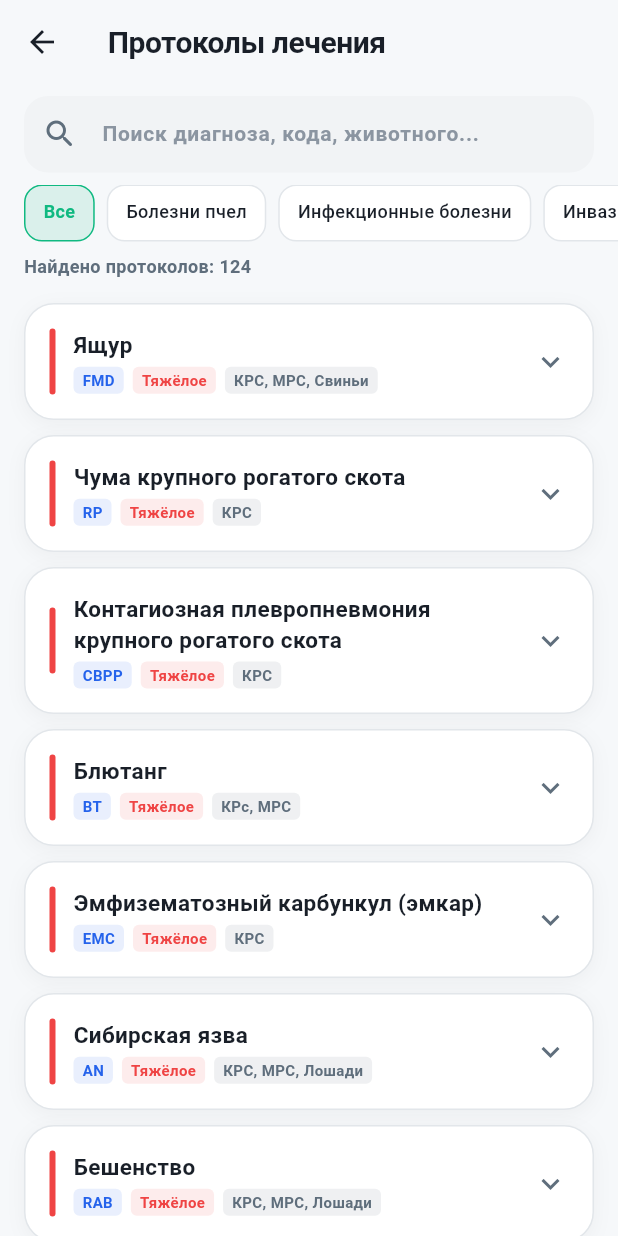
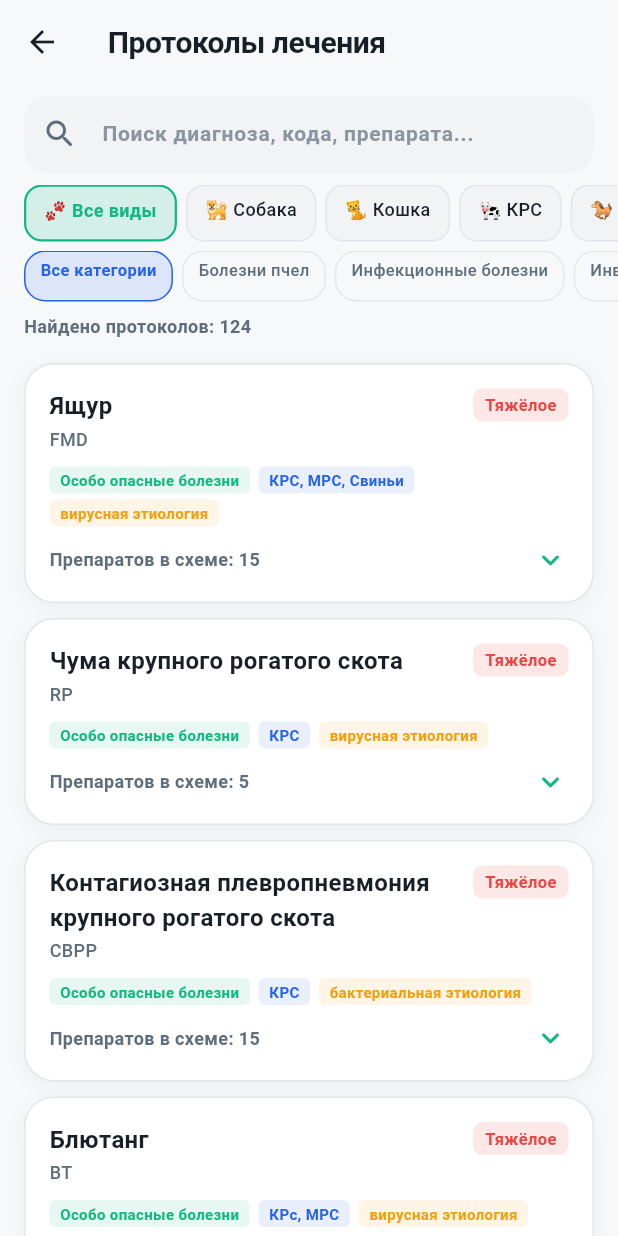
Before and after one commit to shray77/vetvoice, a Flutter app: the screen it shows after launch, after a tap on "Протоколы", on a phone screen of 412 x 824 dp. Run offline on Flutter 3.47's test engine with Material 3 defaults, Android fonts, the phone set to English and light mode, and no system bars; our stand-ins replace flutter_tts, pdf, printing, share_plus, shared_preferences, speech_to_text; network calls fail; statements that could not run were skipped.

Commit message:
fix: keep JNA/Vosk classes in ProGuard, make ThemeService singleton, auto-preselect animal in protocols, and clarify dosage range

```diff
--- a/lib/screens/treatment_protocols_screen.dart
+++ b/lib/screens/treatment_protocols_screen.dart
@@ -130,10 +130,26 @@ class _TreatmentProtocolsScreenState extends State<TreatmentProtocolsScreen> {
   bool _isLoading = true;
   final TextEditingController _searchController = TextEditingController();
   String? _selectedCategory;
+  String? _selectedSpecies;
+
+  static const List<(String, String)> _allSpeciesList = [
+    ('Собака', '🐕'),
+    ('Кошка', '🐈'),
+    ('КРС', '🐄'),
+    ('Лошадь', '🐎'),
+    ('Свиньи', '🐖'),
+    ('МРС', '🐑'),
+    ('Птица', '🦜'),
+    ('Грызуны', '🐹'),
+  ];
 
   @override
   void initState() {
     super.initState();
+    final curAnimal = widget.vetProvider.selectedAnimal?.name;
+    if (curAnimal != null && curAnimal.isNotEmpty) {
+      _selectedSpecies = curAnimal;
+    }
     _loadProtocols();
   }
 
@@ -146,7 +162,7 @@ class _TreatmentProtocolsScreenState extends State<TreatmentProtocolsScreen> {
       _allProtocols = list
           .map((p) => TreatmentProtocol.fromJson(p as Map<String, dynamic>))
           .toList();
-      _filtered = _allProtocols;
+      _applyFilters();
     } catch (e) {
       debugPrint('TreatmentProtocols load error: $e');
     }
@@ -169,6 +185,14 @@ class _TreatmentProtocolsScreenState extends State<TreatmentProtocolsScreen> {
       _filtered = _allProtocols.where((p) {
         if (_selectedCategory != null && p.category != _selectedCategory) {
           return false;
+        }
+        if (_selectedSpecies != null && _selectedSpecies!.isNotEmpty) {
+          final sLower = _selectedSpecies!.toLowerCase();
+          final matchesSpecies = p.species.any((s) {
+            final item = s.toLowerCase();
+            return item.contains(sLower) || sLower.contains(item);
+          });
+          if (!matchesSpecies) return false;
         }
         if (query.isEmpty) return true;
         return p.diagnosis.toLowerCase().contains(query) ||
@@ -211,7 +235,7 @@ class _TreatmentProtocolsScreenState extends State<TreatmentProtocolsScreen> {
                       fontWeight: FontWeight.w600,
                     ),
                     decoration: InputDecoration(
-                      hintText: 'Поиск диагноза, кода, животного...',
+                      hintText: 'Поиск диагноза, кода, препарата...',
                       prefixIcon: Icon(Icons.search_rounded, color: AppTheme.textSecondaryColor(context)),
                       suffixIcon: _searchController.text.isNotEmpty
                           ? IconButton(
@@ -223,26 +247,53 @@ class _TreatmentProtocolsScreenState extends State<TreatmentProtocolsScreen> {
                             )
                           : null,
                     ),
-                    onChanged: (_) {
-                      setState(() {});
-                      _applyFilters();
-                    },
+                    onChanged: (_) => _applyFilters(),
                   ),
                 ),
 
-                // Фильтр по категориям
+                // Фильтр по видам животных (с предвыбором активного животного)
                 SizedBox(
                   height: 38,
                   child: ListView(
                     scrollDirection: Axis.horizontal,
                     padding: const EdgeInsets.symmetric(horizontal: 16),
                     children: [
-                      _buildFilterChip('Все', _selectedCategory == null, () {
+                      _buildFilterChip('🐾 Все виды', _selectedSpecies == null, () {
+                        setState(() => _selectedSpecies = null);
+                        _applyFilters();
+                      }),
+                      ..._allSpeciesList.map((pair) {
+                        final (name, icon) = pair;
+                        final isSel = _selectedSpecies?.toLowerCase() == name.toLowerCase();
+                        return _buildFilterChip(
+                          '$icon $name',
+                          isSel,
+                          () {
+                            setState(() {
+                              _selectedSpecies = isSel ? null : name;
+                            });
+                            _applyFilters();
+                          },
+                        );
+                      }),
+                    ],
+                  ),
+                ),
+                const SizedBox(height: 6),
+
+                // Фильтр по категориям
+                SizedBox(
+                  height: 34,
+                  child: ListView(
+                    scrollDirection: Axis.horizontal,
+                    padding: const EdgeInsets.symmetric(horizontal: 16),
+                    children: [
+                      _buildSubFilterChip('Все категории', _selectedCategory == null, () {
                         setState(() => _selectedCategory = null);
                         _applyFilters();
                       }),
                       ..._categories.map((cat) {
-                        return _buildFilterChip(
+                        return _buildSubFilterChip(
                           _categoryLabel(cat),
                           _selectedCategory == cat,
                           () {
@@ -265,7 +316,8 @@ class _TreatmentProtocolsScreenState extends State<TreatmentProtocolsScreen> {
                     mainAxisAlignment: MainAxisAlignment.spaceBetween,
                     children: [
                       Text(
-                        'Найдено протоколов: ${_filtered.length}',
+                        'Найдено протоколов: ${_filtered.length}'
+                        '${_selectedSpecies != null ? ' для $_selectedSpecies' : ''}',
                         style: TextStyle(fontSize: 12, color: AppTheme.textSecondaryColor(context), fontWeight: FontWeight.w600),
                       ),
                     ],
@@ -282,8 +334,9 @@ class _TreatmentProtocolsScreenState extends State<TreatmentProtocolsScreen> {
                           itemCount: _filtered.length,
                           separatorBuilder: (_, __) => const SizedBox(height: 10),
                           itemBuilder: (context, index) {
+                            final protocol = _filtered[index];
                             return _ProtocolCard(
-                              protocol: _filtered[index],
+                              protocol: protocol,
                               vetProvider: widget.vetProvider,
                               onDrugSelected: widget.onDrugSelected,
                             );
@@ -297,22 +350,21 @@ class _TreatmentProtocolsScreenState extends State<TreatmentProtocolsScreen> {
 
   Widget _buildFilterChip(String label, bool isSelected, VoidCallback onTap) {
     final isDark = AppTheme.isDark(context);
-
     return Padding(
-      padding: const EdgeInsets.only(right: 8),
+      padding: const EdgeInsets.only(right: 6),
       child: InkWell(
         onTap: onTap,
         borderRadius: BorderRadius.circular(AppTheme.radiusSmall),
-        child: AnimatedContainer(
-          duration: const Duration(milliseconds: 150),
-          padding: const EdgeInsets.symmetric(horizontal: 12, vertical: 8),
+        child: Container(
+          padding: const EdgeInsets.symmetric(horizontal: 12, vertical: 7),
           decoration: BoxDecoration(
             color: isSelected
-                ? AppTheme.safeGreen.withOpacity(isDark ? 0.25 : 0.12)
-                : AppTheme.cardColor(context),
+                ? AppTheme.safeGreen.withOpacity(isDark ? 0.3 : 0.15)
+                : (isDark ? AppTheme.darkSurfaceLight : AppTheme.surfaceLight),
             borderRadius: BorderRadius.circular(AppTheme.radiusSmall),
             border: Border.all(
               color: isSelected ? AppTheme.safeGreen : AppTheme.borderColor(context),
+              width: isSelected ? 1.5 : 1,
             ),
           ),
           child: Text(
@@ -328,20 +380,52 @@ class _TreatmentProtocolsScreenState extends State<TreatmentProtocolsScreen> {
     );
   }
 
+  Widget _buildSubFilterChip(String label, bool isSelected, VoidCallback onTap) {
+    final isDark = AppTheme.isDark(context);
+    return Padding(
+      padding: const EdgeInsets.only(right: 6),
+      child: InkWell(
+        onTap: onTap,
+        borderRadius: BorderRadius.circular(14),
+        child: Container(
+          padding: const EdgeInsets.symmetric(horizontal: 10, vertical: 4),
+          decoration: BoxDecoration(
+            color: isSelected
+                ? AppTheme.maleBlue.withOpacity(isDark ? 0.25 : 0.12)
+                : Colors.transparent,
+            borderRadius: BorderRadius.circular(14),
+            border: Border.all(
+              color: isSelected ? AppTheme.maleBlue : AppTheme.dividerColor(context),
+            ),
+          ),
+          child: Text(
+            label,
+            style: TextStyle(
+              fontSize: 11,
+              fontWeight: isSelected ? FontWeight.w700 : FontWeight.w500,
+              color: isSelected ? AppTheme.maleBlue : AppTheme.textSecondaryColor(context),
+            ),
+          ),
+        ),
+      ),
+    );
+  }
+
   Widget _buildEmptyState() {
     return Center(
       child: Column(
         mainAxisAlignment: MainAxisAlignment.center,
         children: [
-          Icon(Icons.menu_book_rounded, size: 48, color: AppTheme.textTertiaryColor(context)),
-          const SizedBox(height: 16),
+          Icon(Icons.search_off_rounded, size: 48, color: AppTheme.textTertiaryColor(context)),
+          const SizedBox(height: 12),
           Text(
-            'Протоколов не найдено',
-            style: TextStyle(
-              fontSize: 16,
-              fontWeight: FontWeight.w700,
-              color: AppTheme.textPrimaryColor(context),
+            'Протоколы не найдены',
+            style: TextStyle(fontSize: 15, fontWeight: FontWeight.w700, color: AppTheme.textPrimaryColor(context)),
           ),
+          const SizedBox(height: 4),
+          Text(
+            'Попробуйте изменить вид животного или поисковый запрос',
+            style: TextStyle(fontSize: 12, color: AppTheme.textTertiaryColor(context)),
           ),
         ],
       ),
@@ -365,12 +449,11 @@ class _ProtocolCard extends StatefulWidget {
 }
 
 class _ProtocolCardState extends State<_ProtocolCard> {
-  bool _expanded = false;
+  bool _isExpanded = false;
 
   @override
   Widget build(BuildContext context) {
     final p = widget.protocol;
-    final sevColor = p.severityColor;
     final isDark = AppTheme.isDark(context);
 
     return Container(
@@ -381,24 +464,20 @@ class _ProtocolCardState extends State<_ProtocolCard> {
         boxShadow: AppTheme.cardShadow(context),
       ),
       child: Column(
+        crossAxisAlignment: CrossAxisAlignment.start,
         children: [
           // Заголовок
           InkWell(
-            onTap: () => setState(() => _expanded = !_expanded),
+            onTap: () => setState(() => _isExpanded = !_isExpanded),
             borderRadius: BorderRadius.circular(AppTheme.radiusLarge),
             child: Padding(
               padding: const EdgeInsets.all(AppTheme.paddingMedium),
-              child: Row(
+              child: Column(
+                crossAxisAlignment: CrossAxisAlignment.start,
                 children: [
-                  Container(
-                    width: 4,
-                    height: 44,
-                    decoration: BoxDecoration(
-                      color: sevColor,
-                      borderRadius: BorderRadius.circular(2),
-                    ),
-                  ),
-                  const SizedBox(width: 12),
+                  Row(
+                    crossAxisAlignment: CrossAxisAlignment.start,
+                    children: [
                       Expanded(
                         child: Column(
                           crossAxisAlignment: CrossAxisAlignment.start,
@@ -406,68 +485,96 @@ class _ProtocolCardState extends State<_ProtocolCard> {
                             Text(
                               p.diagnosis,
                               style: TextStyle(
-                            fontSize: 15,
+                                fontSize: 16,
                                 fontWeight: FontWeight.w700,
                                 color: AppTheme.textPrimaryColor(context),
                               ),
                             ),
-                        const SizedBox(height: 4),
+                            if (p.code.isNotEmpty)
+                              Padding(
+                                padding: const EdgeInsets.only(top: 2),
+                                child: Text(
+                                  p.code,
+                                  style: TextStyle(
+                                    fontSize: 12,
+                                    color: AppTheme.textSecondaryColor(context),
+                                    fontWeight: FontWeight.w500,
+                                  ),
+                                ),
+                              ),
+                          ],
+                        ),
+                      ),
+                      Container(
+                        padding: const EdgeInsets.symmetric(horizontal: 8, vertical: 3),
+                        decoration: BoxDecoration(
+                          color: p.severityColor.withOpacity(isDark ? 0.25 : 0.12),
+                          borderRadius: BorderRadius.circular(6),
+                        ),
+                        child: Text(
+                          p.severityLabel,
+                          style: TextStyle(
+                            fontSize: 11,
+                            fontWeight: FontWeight.w700,
+                            color: p.severityColor,
+                          ),
+                        ),
+                      ),
+                    ],
+                  ),
+                  const SizedBox(height: 10),
                   Wrap(
                     spacing: 6,
                     runSpacing: 4,
                     children: [
-                            if (p.code.isNotEmpty)
-                              _buildBadge(p.code, AppTheme.maleBlue, isDark),
-                            _buildBadge(p.severityLabel, sevColor, isDark),
+                      if (p.categoryName.isNotEmpty)
+                        _buildTag(p.categoryName, AppTheme.safeGreen, isDark),
                       if (p.species.isNotEmpty)
-                              _buildBadge(p.species.take(3).join(', '), AppTheme.textSecondaryColor(context), isDark),
+                        _buildTag(p.species.join(', '), AppTheme.maleBlue, isDark),
+                      if (p.pathogenType.isNotEmpty)
+                        _buildTag(p.pathogenType, AppTheme.warningOrange, isDark),
                     ],
                   ),
-                      ],
-                    ),
+                  const SizedBox(height: 10),
+                  Row(
+                    mainAxisAlignment: MainAxisAlignment.spaceBetween,
+                    children: [
+                      Text(
+                        'Препаратов в схеме: ${p.allDrugs.length}',
+                        style: TextStyle(fontSize: 12, color: AppTheme.textSecondaryColor(context), fontWeight: FontWeight.w600),
                       ),
                       Icon(
-                    _expanded ? Icons.expand_less : Icons.expand_more,
-                    color: AppTheme.textSecondaryColor(context),
+                        _isExpanded ? Icons.keyboard_arrow_up_rounded : Icons.keyboard_arrow_down_rounded,
+                        color: AppTheme.safeGreen,
+                      ),
+                    ],
                   ),
                 ],
               ),
             ),
           ),
 
-          // Раскрытое содержимое
-          if (_expanded)
+          // Раскрытая схема
+          if (_isExpanded) ...[
+            Divider(color: AppTheme.dividerColor(context), height: 1),
             Padding(
-              padding: const EdgeInsets.fromLTRB(16, 0, 16, 16),
+              padding: const EdgeInsets.all(AppTheme.paddingMedium),
               child: Column(
                 crossAxisAlignment: CrossAxisAlignment.start,
                 children: [
-                  Divider(color: AppTheme.dividerColor(context), height: 1),
-                  const SizedBox(height: 12),
-                  if (p.pathogenType.isNotEmpty)
-                    Padding(
-                      padding: const EdgeInsets.only(bottom: 8),
-                      child: Text(
-                        'Тип возбудителя: ${p.pathogenType}',
-                        style: TextStyle(fontSize: 12, color: AppTheme.textSecondaryColor(context)),
-                      ),
-                    ),
-                  ...p.allDrugs.map((d) => _ProtocolDrugItem(
-                        drug: d,
-                        vetProvider: widget.vetProvider,
-                        onDrugSelected: widget.onDrugSelected,
-                      )),
+                  ...p.allDrugs.map((d) => _buildDrugRow(context, d)),
                 ],
               ),
             ),
+          ],
         ],
       ),
     );
   }
 
-  Widget _buildBadge(String text, Color color, bool isDark) {
+  Widget _buildTag(String text, Color color, bool isDark) {
     return Container(
-      padding: const EdgeInsets.symmetric(horizontal: 6, vertical: 2),
+      padding: const EdgeInsets.symmetric(horizontal: 7, vertical: 2),
       decoration: BoxDecoration(
         color: color.withOpacity(isDark ? 0.25 : 0.1),
         borderRadius: BorderRadius.circular(4),
@@ -478,100 +585,114 @@ class _ProtocolCardState extends State<_ProtocolCard> {
       ),
     );
   }
-}
 
-class _ProtocolDrugItem extends StatelessWidget {
-  final Map<String, dynamic> drug;
-  final VetProvider vetProvider;
-  final void Function(CalcDrug)? onDrugSelected;
+  Widget _buildDrugRow(BuildContext context, Map<String, dynamic> d) {
+    final name = d['name'] as String? ?? '';
+    final inn = d['inn'] as String? ?? '';
+    final dose = d['dose'] as String? ?? '';
+    final route = d['route'] as String? ?? '';
+    final freq = d['frequency'] as String? ?? '';
+    final duration = d['duration'] as String? ?? '';
+    final note = d['note'] as String? ?? '';
+    final section = d['section'] as String? ?? '';
 
-  const _ProtocolDrugItem({
-    required this.drug,
-    required this.vetProvider,
-    this.onDrugSelected,
-  });
-
-  @override
-  Widget build(BuildContext context) {
-    final name = drug['name'] as String? ?? '';
-    final inn = drug['inn'] as String? ?? '';
-    final dosage = drug['dosage'] as String? ?? '';
-    final section = drug['section'] as String? ?? '';
+    final calcDrug = widget.vetProvider.findCalcDrugByName(inn.isNotEmpty ? inn : name);
     final isDark = AppTheme.isDark(context);
 
     return Container(
-      margin: const EdgeInsets.only(bottom: 8),
+      margin: const EdgeInsets.only(bottom: 10),
       padding: const EdgeInsets.all(10),
       decoration: BoxDecoration(
         color: isDark ? AppTheme.darkSurfaceLight : AppTheme.surfaceLight,
-        borderRadius: BorderRadius.circular(AppTheme.radiusSmall),
+        borderRadius: BorderRadius.circular(AppTheme.radiusMedium),
+        border: Border.all(color: AppTheme.borderColor(context)),
       ),
-      child: Row(
+      child: Column(
+        crossAxisAlignment: CrossAxisAlignment.start,
+        children: [
+          Row(
             crossAxisAlignment: CrossAxisAlignment.start,
             children: [
               Expanded(
                 child: Column(
                   crossAxisAlignment: CrossAxisAlignment.start,
                   children: [
-                Row(
-                  children: [
-                    Container(
-                      padding: const EdgeInsets.symmetric(horizontal: 6, vertical: 1),
-                      decoration: BoxDecoration(
-                        color: AppTheme.maleBlue.withOpacity(isDark ? 0.25 : 0.12),
-                        borderRadius: BorderRadius.circular(4),
-                      ),
+                    if (section.isNotEmpty)
+                      Padding(
+                        padding: const EdgeInsets.only(bottom: 2),
                         child: Text(
-                        section,
-                        style: const TextStyle(fontSize: 9, fontWeight: FontWeight.w700, color: AppTheme.maleBlue),
+                          section.toUpperCase(),
+                          style: const TextStyle(
+                            fontSize: 9,
+                            fontWeight: FontWeight.w800,
+                            letterSpacing: 0.5,
+                            color: AppTheme.safeGreen,
                           ),
                         ),
-                    const SizedBox(width: 8),
-                    Expanded(
-                      child: Text(
+                      ),
+                    Text(
                       name,
                       style: TextStyle(
-                          fontSize: 13,
+                        fontSize: 14,
                         fontWeight: FontWeight.w700,
                         color: AppTheme.textPrimaryColor(context),
                       ),
                     ),
-                    ),
-                  ],
-                ),
-                if (inn.isNotEmpty)
-                  Padding(
-                    padding: const EdgeInsets.only(top: 2),
-                    child: Text(
+                    if (inn.isNotEmpty && inn != name)
+                      Text(
                         inn,
-                      style: TextStyle(fontSize: 11, fontStyle: FontStyle.italic, color: AppTheme.textSecondaryColor(context)),
-                    ),
-                  ),
-                if (dosage.isNotEmpty)
-                  Padding(
-                    padding: const EdgeInsets.only(top: 4),
-                    child: Text(
-                      'Дозировка: $dosage',
-                      style: const TextStyle(fontSize: 12, fontWeight: FontWeight.w600, color: AppTheme.safeGreen),
+                        style: TextStyle(
+                          fontSize: 11,
+                          fontStyle: FontStyle.italic,
+                          color: AppTheme.textSecondaryColor(context),
                         ),
                       ),
                   ],
                 ),
               ),
-          if (onDrugSelected != null)
-            TextButton(
+              if (calcDrug != null && widget.onDrugSelected != null)
+                TextButton.icon(
+                  style: TextButton.styleFrom(
+                    padding: const EdgeInsets.symmetric(horizontal: 8, vertical: 4),
+                    minimumSize: Size.zero,
+                  ),
+                  icon: const Icon(Icons.calculate_rounded, size: 16, color: AppTheme.safeGreen),
+                  label: const Text('Рассчитать', style: TextStyle(fontSize: 12, color: AppTheme.safeGreen)),
                   onPressed: () {
-                final found = vetProvider.findCalcDrugByName(name) ??
-                    (inn.isNotEmpty ? vetProvider.findCalcDrugByName(inn) : null);
-                if (found != null) {
-                  onDrugSelected!(found);
+                    widget.onDrugSelected!(calcDrug);
                     Navigator.pop(context);
-                }
                   },
-              child: const Text('Выбрать', style: TextStyle(fontSize: 12, fontWeight: FontWeight.w700)),
+                ),
+            ],
+          ),
+          const SizedBox(height: 6),
+          Wrap(
+            spacing: 8,
+            runSpacing: 4,
+            children: [
+              if (dose.isNotEmpty) _buildDetailChip('Доза: $dose'),
+              if (route.isNotEmpty) _buildDetailChip('Путь: $route'),
+              if (freq.isNotEmpty) _buildDetailChip('Частота: $freq'),
+              if (duration.isNotEmpty) _buildDetailChip('Курс: $duration'),
+            ],
+          ),
+          if (note.isNotEmpty)
+            Padding(
+              padding: const EdgeInsets.only(top: 6),
+              child: Text(
+                '💡 $note',
+                style: TextStyle(fontSize: 11, color: AppTheme.textTertiaryColor(context)),
+              ),
             ),
         ],
       ),
     );
   }
+
+  Widget _buildDetailChip(String text) {
+    return Text(
+      text,
+      style: const TextStyle(fontSize: 11, fontWeight: FontWeight.w600),
+    );
   }
+}
--- a/lib/services/theme_service.dart
+++ b/lib/services/theme_service.dart
@@ -1,36 +1,26 @@
-// ThemeService — управление темой приложения (light/dark/system).
-//
-// Использует SharedPreferences для сохранения выбора.
-// ChangeNotifier — UI пересобирается автоматически при смене темы.
-//
-// Использование в main.dart:
-//   final themeService = ThemeService();
-//   await themeService.init();
-//   MaterialApp(
-//     theme: AppTheme.lightTheme,
-//     darkTheme: AppTheme.darkTheme,
-//     themeMode: themeService.themeMode,
-//   )
-//
-// В SettingsScreen:
-//   ThemeService().setThemeMode(ThemeMode.dark);
-
-import 'package:flutter/foundation.dart';
 import 'package:flutter/material.dart';
 import 'package:shared_preferences/shared_preferences.dart';
 
+/// ThemeService — синглтон управления темой приложения (light/dark/system).
 class ThemeService extends ChangeNotifier {
   static const String _key = 'vetvoice_theme_mode';
   static const String _dbInfoKey = 'vetvoice_db_info';
 
+  static final ThemeService _instance = ThemeService._internal();
+  factory ThemeService() => _instance;
+  ThemeService._internal();
+
   SharedPreferences? _prefs;
   ThemeMode _themeMode = ThemeMode.system;
   String? _databaseInfo;
+  bool _isInitialized = false;
 
   ThemeMode get themeMode => _themeMode;
   String? get databaseInfo => _databaseInfo;
+  bool get isInitialized => _isInitialized;
 
   Future<void> init() async {
+    if (_isInitialized) return;
     _prefs = await SharedPreferences.getInstance();
     final saved = _prefs?.getString(_key);
     switch (saved) {
@@ -45,18 +35,25 @@ class ThemeService extends ChangeNotifier {
         _themeMode = ThemeMode.system;
     }
     _databaseInfo = _prefs?.getString(_dbInfoKey);
+    _isInitialized = true;
     notifyListeners();
   }
 
   Future<void> setThemeMode(ThemeMode mode) async {
     _themeMode = mode;
     final value = mode.toString().split('.').last;
+    if (_prefs == null) {
+      _prefs = await SharedPreferences.getInstance();
+    }
     await _prefs?.setString(_key, value);
     notifyListeners();
   }
 
   Future<void> setDatabaseInfo(String info) async {
     _databaseInfo = info;
+    if (_prefs == null) {
+      _prefs = await SharedPreferences.getInstance();
+    }
     await _prefs?.setString(_dbInfoKey, info);
     notifyListeners();
   }
```
Also changed, not shown: lib/widgets/result_card.dart (+9 -3 lines), 1 other file. Lines whose indentation alone changed are shown as unchanged.
